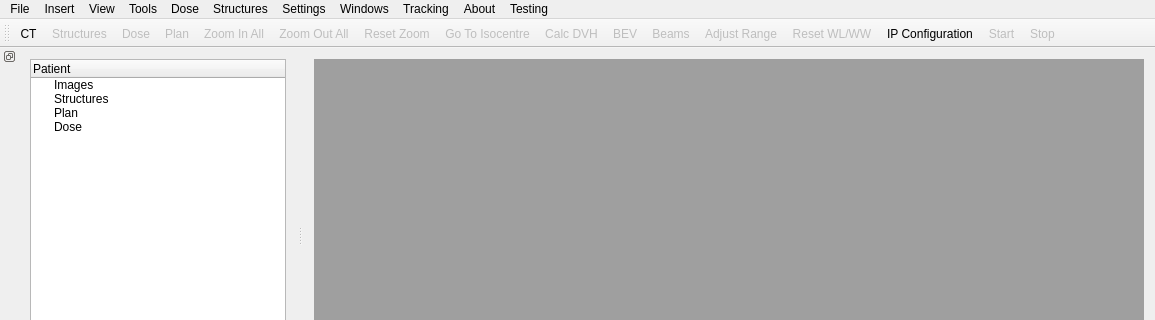
Old version of the form mainwindow.ui in the repository Jothy/KIMView; both pictures show x 0 to 1155 and y 0 to 320 of the 1155 by 663 pixel window.
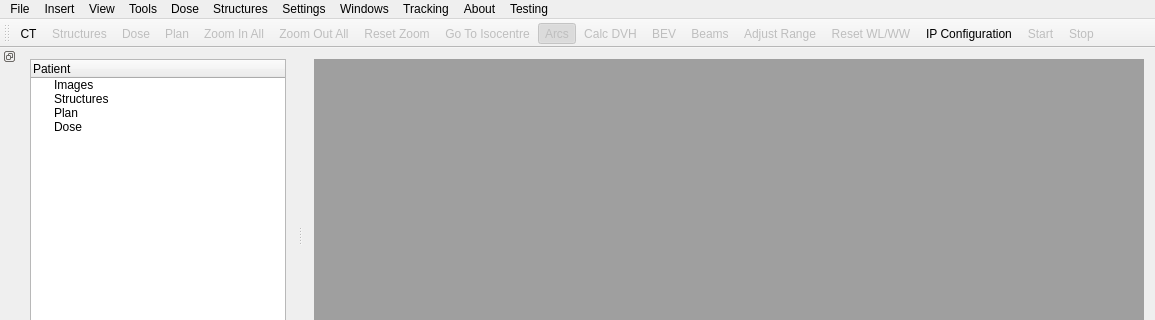
New version of the form. Icons and pictures are not drawn.

Commit message: Added ArcView to toolbar

What changed in the file:
```diff
--- a/mainwindow.ui
+++ b/mainwindow.ui
@@ -179,6 +179,7 @@
    <addaction name="actionZoom_Out_All"/>
    <addaction name="actionReset_Zoom"/>
    <addaction name="actionGo_To_Isocentre"/>
+   <addaction name="actionArcs"/>
    <addaction name="actionCalc_DVH"/>
    <addaction name="actionBEV"/>
    <addaction name="actionShowBeams"/>
```
